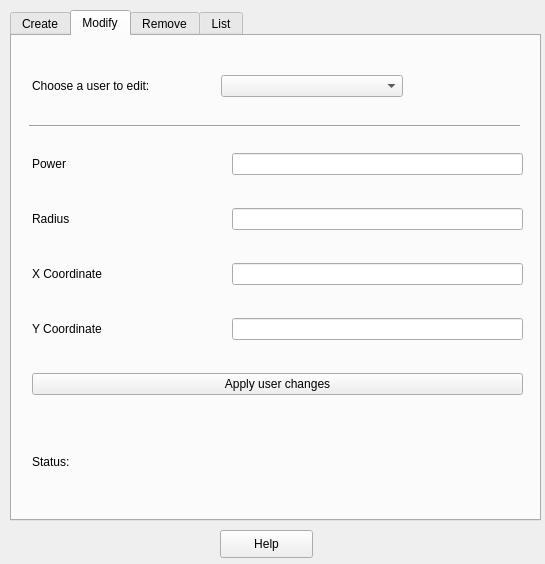
Above: useradmin.ui from szugyizs/QtWhiteSpaceManager before the change. Below: the same form after it.
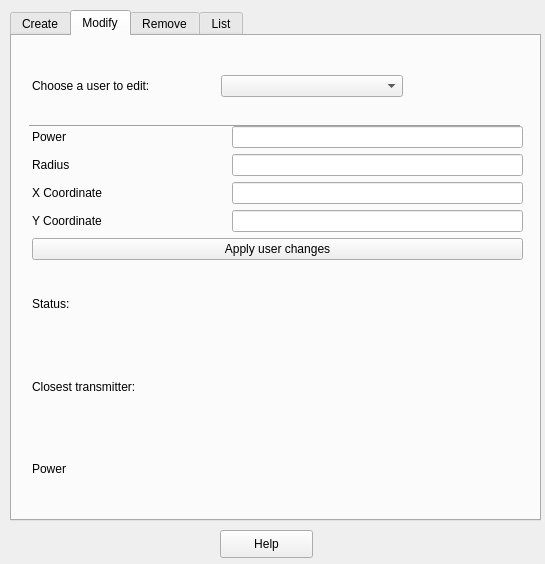
That is the form after the change. The open tabs and pages were chosen to show the change.

```diff
--- a/useradmin.ui
+++ b/useradmin.ui
@@ -271,7 +271,7 @@
           <x>20</x>
           <y>90</y>
           <width>491</width>
-          <height>301</height>
+          <height>381</height>
          </rect>
         </property>
         <layout class="QVBoxLayout" name="modifyLayout_2">
@@ -342,17 +342,7 @@
            </item>
           </layout>
          </item>
-        </layout>
-       </widget>
-       <widget class="QWidget" name="horizontalLayoutWidget_4">
-        <property name="geometry">
-         <rect>
-          <x>20</x>
-          <y>400</y>
-          <width>491</width>
-          <height>51</height>
-         </rect>
-        </property>
+         <item>
         <layout class="QHBoxLayout" name="horizontalLayout_3">
          <item>
           <widget class="QLabel" name="label_3">
@@ -369,6 +359,55 @@
           </widget>
          </item>
         </layout>
+         </item>
+         <item>
+          <layout class="QHBoxLayout" name="horizontalLayout_7">
+           <item>
+            <widget class="QLabel" name="label_6">
+             <property name="text">
+              <string>Closest transmitter:</string>
+             </property>
+            </widget>
+           </item>
+           <item>
+            <layout class="QVBoxLayout" name="verticalLayout_4">
+             <item>
+              <widget class="QLabel" name="tmitDistLbl_3">
+               <property name="text">
+                <string/>
+               </property>
+              </widget>
+             </item>
+             <item>
+              <widget class="QLabel" name="tmitDistLbl_4">
+               <property name="text">
+                <string/>
+               </property>
+              </widget>
+             </item>
+            </layout>
+           </item>
+          </layout>
+         </item>
+         <item>
+          <layout class="QHBoxLayout" name="horizontalLayout_28" stretch="4,4">
+           <item>
+            <widget class="QLabel" name="label_20">
+             <property name="text">
+              <string>Power</string>
+             </property>
+            </widget>
+           </item>
+           <item>
+            <widget class="QLabel" name="assignedPowLbl_2">
+             <property name="text">
+              <string/>
+             </property>
+            </widget>
+           </item>
+          </layout>
+         </item>
+        </layout>
        </widget>
       </widget>
       <widget class="QWidget" name="RemoveTab_2">
```
Left out of the diff: 20 changed lines with no effect on the pictures. Lines whose indentation alone changed are shown as unchanged.
